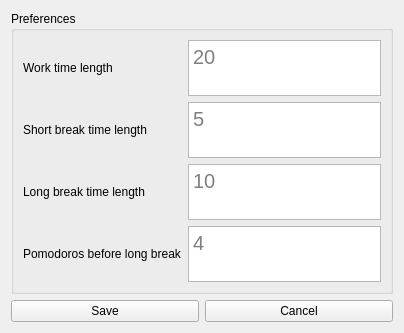
The window that pomodoro/settings_widget.ui (mikkac/pomodoro_qt) describes before a commit, drawn with Qt 5.
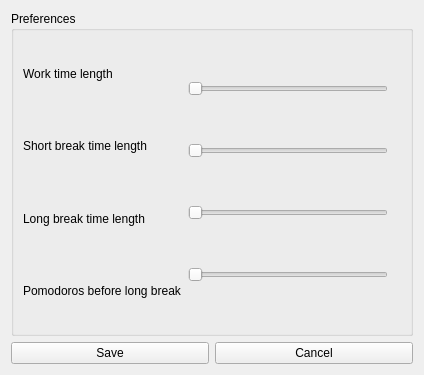
The same window after the commit.

Commit message: added sliders to settings

What changed in the file:
```diff
--- a/pomodoro/settings_widget.ui
+++ b/pomodoro/settings_widget.ui
@@ -6,16 +6,16 @@
    <rect>
     <x>0</x>
     <y>0</y>
-    <width>402</width>
-    <height>333</height>
+    <width>424</width>
+    <height>375</height>
    </rect>
   </property>
   <property name="windowTitle">
    <string>Form</string>
   </property>
-  <layout class="QVBoxLayout" name="verticalLayout_4">
+  <layout class="QVBoxLayout" name="verticalLayout_5">
    <item>
-    <layout class="QVBoxLayout" name="verticalLayout_3">
+    <layout class="QVBoxLayout" name="verticalLayout_2">
      <item>
       <widget class="QGroupBox" name="groupBox">
        <property name="minimumSize">
@@ -27,11 +27,11 @@
        <property name="title">
         <string>Preferences</string>
        </property>
-       <layout class="QVBoxLayout" name="verticalLayout_5">
+       <layout class="QHBoxLayout" name="horizontalLayout_3">
         <item>
          <layout class="QHBoxLayout" name="horizontalLayout">
           <item>
-           <layout class="QVBoxLayout" name="verticalLayout_2">
+           <layout class="QVBoxLayout" name="verticalLayout_3">
             <item>
              <widget class="QLabel" name="workLabel">
               <property name="font">
@@ -75,70 +75,86 @@
           <item>
            <layout class="QVBoxLayout" name="verticalLayout">
             <item>
-             <widget class="QTextEdit" name="workTimeTextEdit">
-              <property name="sizePolicy">
-               <sizepolicy hsizetype="Expanding" vsizetype="Expanding">
-                <horstretch>0</horstretch>
-                <verstretch>0</verstretch>
-               </sizepolicy>
+             <widget class="QSlider" name="workTimeSlider">
+              <property name="minimum">
+               <number>1</number>
               </property>
-              <property name="font">
-               <font>
-                <pointsize>15</pointsize>
-               </font>
+              <property name="maximum">
+               <number>120</number>
               </property>
-              <property name="html">
-               <string>&lt;!DOCTYPE HTML PUBLIC &quot;-//W3C//DTD HTML 4.0//EN&quot; &quot;http://www.w3.org/TR/REC-html40/strict.dtd&quot;&gt;
-&lt;html&gt;&lt;head&gt;&lt;meta name=&quot;qrichtext&quot; content=&quot;1&quot; /&gt;&lt;style type=&quot;text/css&quot;&gt;
-p, li { white-space: pre-wrap; }
-&lt;/style&gt;&lt;/head&gt;&lt;body style=&quot; font-family:'Sans'; font-size:15pt; font-weight:400; font-style:normal;&quot;&gt;
-&lt;p align=&quot;center&quot; style=&quot;-qt-paragraph-type:empty; margin-top:0px; margin-bottom:0px; margin-left:0px; margin-right:0px; -qt-block-indent:0; text-indent:0px;&quot;&gt;&lt;br /&gt;&lt;/p&gt;&lt;/body&gt;&lt;/html&gt;</string>
+              <property name="orientation">
+               <enum>Qt::Horizontal</enum>
               </property>
-              <property name="placeholderText">
-               <string>20</string>
+             </widget>
+            </item>
+            <item>
+             <widget class="QSlider" name="shortTimeSlider">
+              <property name="minimum">
+               <number>1</number>
               </property>
+              <property name="maximum">
+               <number>120</number>
+              </property>
+              <property name="orientation">
+               <enum>Qt::Horizontal</enum>
+              </property>
              </widget>
             </item>
             <item>
-             <widget class="QTextEdit" name="shortTimeTextEdit">
-              <property name="font">
-               <font>
-                <pointsize>15</pointsize>
-               </font>
+             <widget class="QSlider" name="longTimeSlider">
+              <property name="minimum">
+               <number>1</number>
               </property>
-              <property name="html">
-               <string>&lt;!DOCTYPE HTML PUBLIC &quot;-//W3C//DTD HTML 4.0//EN&quot; &quot;http://www.w3.org/TR/REC-html40/strict.dtd&quot;&gt;
-&lt;html&gt;&lt;head&gt;&lt;meta name=&quot;qrichtext&quot; content=&quot;1&quot; /&gt;&lt;style type=&quot;text/css&quot;&gt;
-p, li { white-space: pre-wrap; }
-&lt;/style&gt;&lt;/head&gt;&lt;body style=&quot; font-family:'Sans'; font-size:15pt; font-weight:400; font-style:normal;&quot;&gt;
-&lt;p align=&quot;center&quot; style=&quot;-qt-paragraph-type:empty; margin-top:0px; margin-bottom:0px; margin-left:0px; margin-right:0px; -qt-block-indent:0; text-indent:0px; font-size:9pt;&quot;&gt;&lt;br /&gt;&lt;/p&gt;&lt;/body&gt;&lt;/html&gt;</string>
+              <property name="maximum">
+               <number>120</number>
               </property>
-              <property name="placeholderText">
-               <string>5</string>
+              <property name="orientation">
+               <enum>Qt::Horizontal</enum>
               </property>
              </widget>
             </item>
             <item>
-             <widget class="QTextEdit" name="longTimeTextEdit">
-              <property name="font">
-               <font>
-                <pointsize>15</pointsize>
-               </font>
+             <widget class="QSlider" name="pomodorosSlider">
+              <property name="minimum">
+               <number>1</number>
               </property>
-              <property name="placeholderText">
-               <string>10</string>
+              <property name="maximum">
+               <number>120</number>
               </property>
+              <property name="orientation">
+               <enum>Qt::Horizontal</enum>
+              </property>
              </widget>
             </item>
+           </layout>
+          </item>
+          <item>
+           <layout class="QVBoxLayout" name="verticalLayout_4">
             <item>
-             <widget class="QTextEdit" name="pomodorosNumTextEdit">
-              <property name="font">
-               <font>
-                <pointsize>15</pointsize>
-               </font>
+             <widget class="QLabel" name="workTimeValue">
+              <property name="text">
+               <string/>
               </property>
-              <property name="placeholderText">
-               <string>4</string>
+             </widget>
+            </item>
+            <item>
+             <widget class="QLabel" name="shortTimeValue">
+              <property name="text">
+               <string/>
+              </property>
+             </widget>
+            </item>
+            <item>
+             <widget class="QLabel" name="longTimeValue">
+              <property name="text">
+               <string/>
+              </property>
+             </widget>
+            </item>
+            <item>
+             <widget class="QLabel" name="pomodorosValue">
+              <property name="text">
+               <string/>
               </property>
              </widget>
             </item>
```
Left out of the diff: 4 changed lines with no effect on the pictures. The commit also changes 6 other files.
